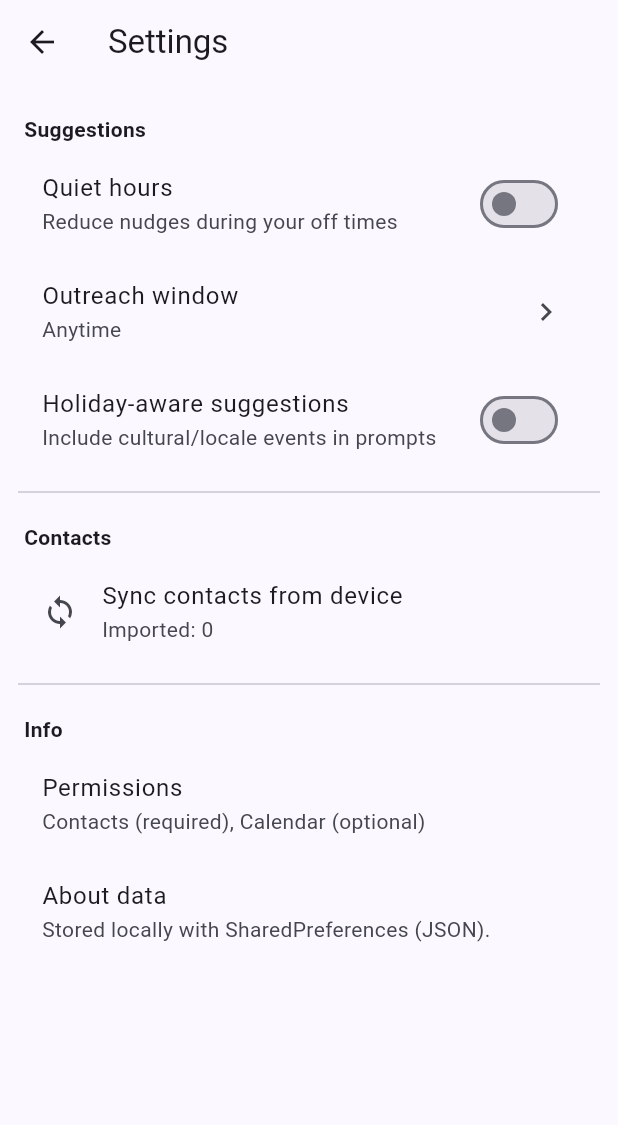
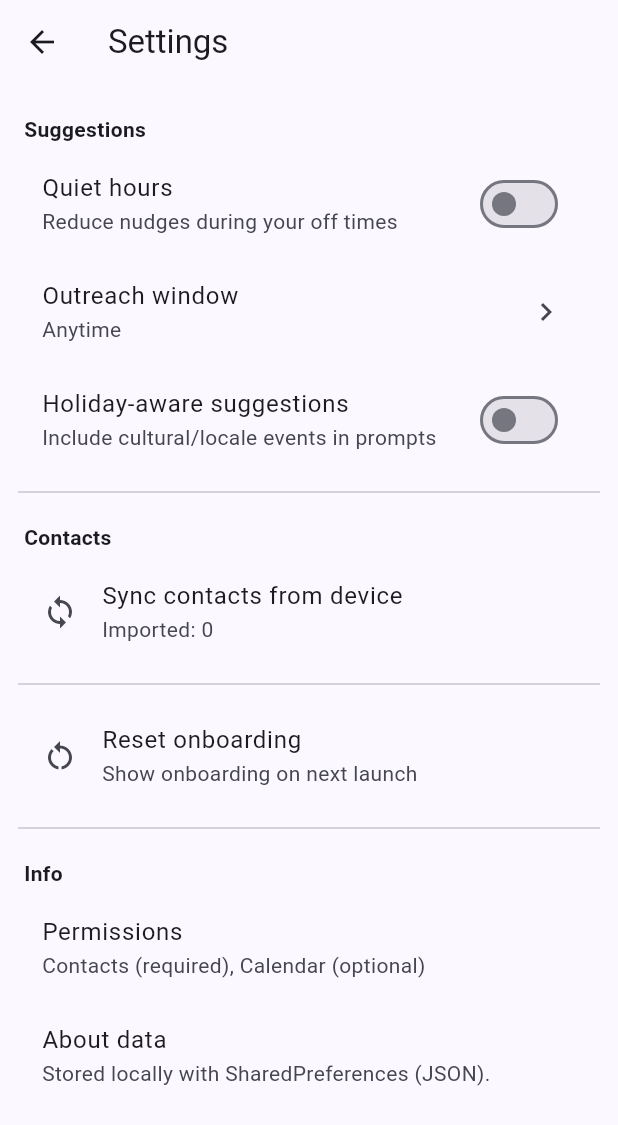
Before and after one commit to codevardhan/keep_up_application, a Flutter app: the SettingsPage screen opened by its route, on a phone screen of 412 x 824 dp. Shown: the top 1125 px of the screen. Run offline on Flutter 3.47's test engine with Material 3 defaults, Android fonts, the light colour scheme and no system bars; our stand-ins replace flutter_contacts, flutter_dotenv, font_awesome_flutter, shared_preferences; accounts and stored records are empty.

Commit message:
check onboarding

```diff
--- a/lib/ui/pages/settings_page.dart
+++ b/lib/ui/pages/settings_page.dart
@@ -82,6 +82,22 @@ class SettingsPage extends StatelessWidget {
               if (context.mounted) {
                 ScaffoldMessenger.of(context).showSnackBar(
                   SnackBar(content: Text('Imported ${list.length} contacts.')),
+                );
+              }
+            },
+          ),
+
+          const Divider(height: 24),
+
+          ListTile(
+            leading: const Icon(Icons.restart_alt),
+            title: const Text('Reset onboarding'),
+            subtitle: const Text('Show onboarding on next launch'),
+            onTap: () async {
+              await InheritedAppState.of(context).setOnboardingSeen(false);
+              if (context.mounted) {
+                ScaffoldMessenger.of(context).showSnackBar(
+                  const SnackBar(content: Text('Onboarding reset')),
                 );
               }
             },
```
Also changed, not shown: lib/core/app_state.dart (+8 -1 lines), lib/core/local_storage.dart (+12 -0 lines), lib/ui/pages/launch_gate.dart (added, +31 -0 lines), lib/ui/pages/onboarding_page.dart (+8 -2 lines).
